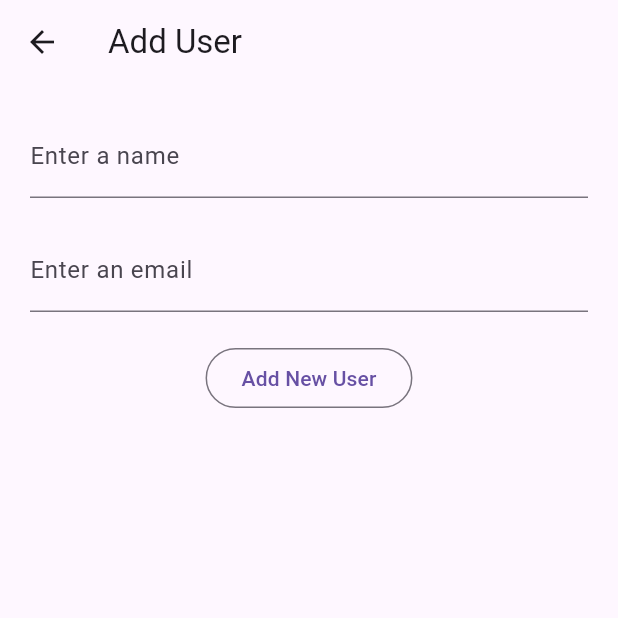
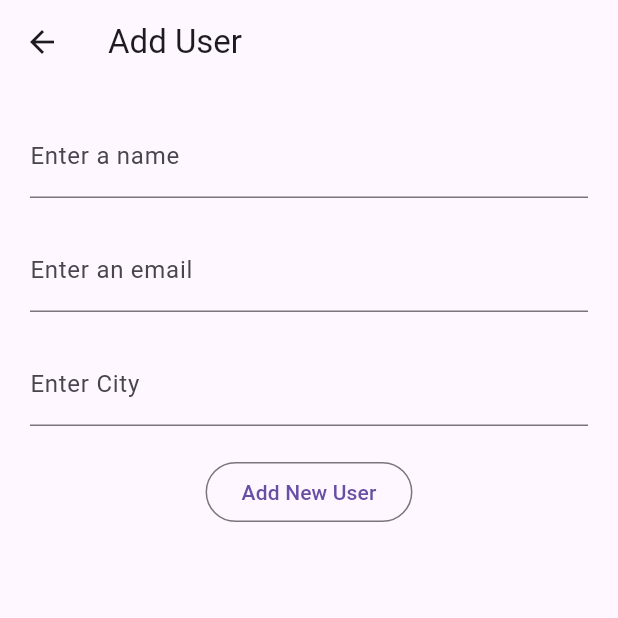
Before and after one commit to carlstep/mvvm_provider, a Flutter app: the AddNewUserScreen screen opened directly, on a phone screen of 412 x 824 dp, the top half of it. Run offline on Flutter 3.47's test engine with Material 3 defaults, Android fonts, the phone set to English and light mode, and no system bars; accounts and stored records are empty; network calls fail.

Commit message:
changes to null safety

```diff
--- a/lib/components/user_list_row.dart
+++ b/lib/components/user_list_row.dart
@@ -29,7 +29,7 @@ class UserListRow extends StatelessWidget {
               userModel.email!,
               style: const TextStyle(color: Colors.black),
             ),
-            Text(userModel.address!.city!)
+            Text(userModel.address?.city ?? ''),
           ],
         ),
       ),
--- a/lib/feature/views/add_user_screen.dart
+++ b/lib/feature/views/add_user_screen.dart
@@ -35,12 +35,22 @@ class AddNewUserScreen extends StatelessWidget {
             const SizedBox(
               height: 20,
             ),
+            TextFormField(
+              decoration: const InputDecoration(labelText: 'Enter City'),
+              onChanged: (val) async {
+                usersViewModel.addingUser?.address?.city = val;
+              },
+            ),
+            const SizedBox(
+              height: 20,
+            ),
             OutlinedButton(
               onPressed: () async {
                 bool userAdded = await usersViewModel.addUser();
                 if (!userAdded) {
                   return;
                 }
+
                 Navigator.pop(context);
               },
               child: const Text('Add New User'),
```
